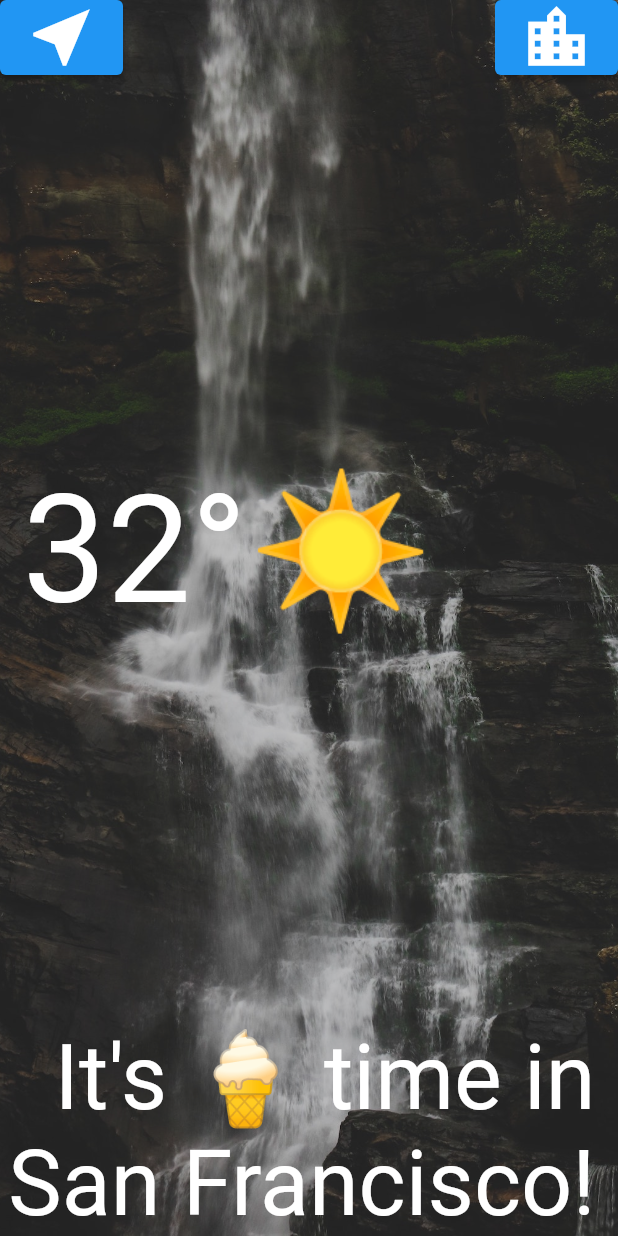
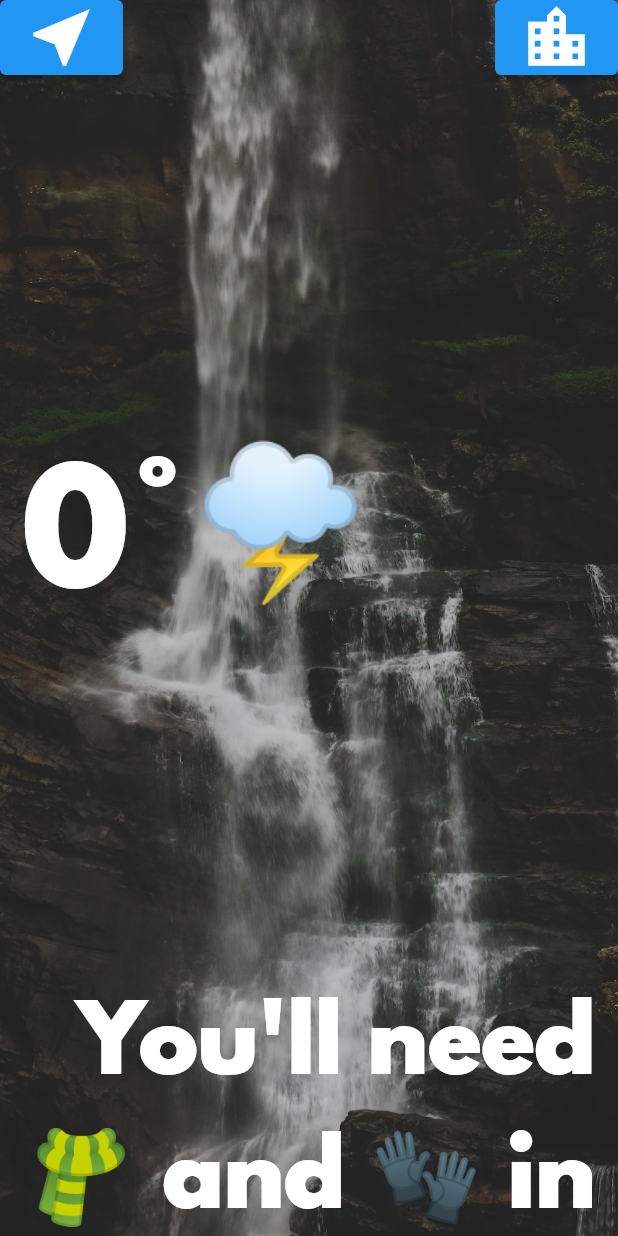
Before and after one commit to WkVr/clima, a Flutter app: the LocationScreen screen opened directly, after a tap on the "near me" icon, on a phone screen of 412 x 824 dp. Run offline on Flutter 3.47's test engine with Material 2 defaults, Android fonts, the phone set to English and light mode, and no system bars; our stand-ins replace flutter_spinkit, geolocator; network calls fail.

Commit message:
Add weather functionality.

```diff
--- a/lib/screens/location_screen.dart
+++ b/lib/screens/location_screen.dart
@@ -1,12 +1,42 @@
+import 'package:clima/screens/city_screen.dart';
+import 'package:clima/services/weather.dart';
 import 'package:clima/utilities/constants.dart';
 import 'package:flutter/material.dart';
 
 class LocationScreen extends StatefulWidget {
+  LocationScreen({this.locationWeather});
+  final locationWeather;
+
   @override
   _LocationScreenState createState() => _LocationScreenState();
 }
 
 class _LocationScreenState extends State<LocationScreen> {
+  int temp;
+  int condition;
+  String name;
+  WeatherModel weatherModel = WeatherModel();
+
+  @override
+  void initState() {
+    super.initState();
+    updateUi(widget.locationWeather);
+  }
+
+  void updateUi(weatherData) {
+    setState(() {
+      if (weatherData == null) {
+        temp = 0;
+        condition = 0;
+        name = '';
+        return;
+      }
+      temp = weatherData['main']['temp'].toInt();
+      condition = weatherData['weather'][0]['id'];
+      name = weatherData['name'];
+    });
+  }
+
   @override
   Widget build(BuildContext context) {
     return Scaffold(
@@ -29,14 +59,30 @@ class _LocationScreenState extends State<LocationScreen> {
                 mainAxisAlignment: MainAxisAlignment.spaceBetween,
                 children: <Widget>[
                   ElevatedButton(
-                    onPressed: () {},
+                    onPressed: () async {
+                      var data = await weatherModel.getLocationWeather();
+                      updateUi(data);
+                    },
                     child: Icon(
                       Icons.near_me,
                       size: 50.0,
                     ),
                   ),
                   ElevatedButton(
-                    onPressed: () {},
+                    onPressed: () async {
+                      var typedCity = await Navigator.push(
+                        context,
+                        MaterialPageRoute(
+                          builder: (context) {
+                            return CityScreen();
+                          },
+                        ),
+                      );
+                      if (typedCity != null) {
+                        var data = await weatherModel.getCityWeather(typedCity);
+                        updateUi(data);
+                      }
+                    },
                     child: Icon(
                       Icons.location_city,
                       size: 50.0,
@@ -49,11 +95,11 @@ class _LocationScreenState extends State<LocationScreen> {
                 child: Row(
                   children: <Widget>[
                     Text(
-                      '32°',
+                      '$temp°',
                       style: kTempTextStyle,
                     ),
                     Text(
-                      '☀️',
+                      weatherModel.getWeatherIcon(condition),
                       style: kConditionTextStyle,
                     ),
                   ],
@@ -62,7 +108,7 @@ class _LocationScreenState extends State<LocationScreen> {
               Padding(
                 padding: EdgeInsets.only(right: 15.0),
                 child: Text(
-                  "It's 🍦 time in San Francisco!",
+                  '${weatherModel.getMessage(temp)} in $name',
                   textAlign: TextAlign.right,
                   style: kMessageTextStyle,
                 ),
--- a/lib/services/location.dart
+++ b/lib/services/location.dart
@@ -0,0 +1,19 @@
+import 'package:geolocator/geolocator.dart';
+
+class Location {
+  Location();
+
+  double longitude;
+  double latitude;
+
+  Future<void> getCurrentLocation() async {
+    try {
+      Position position = await Geolocator.getCurrentPosition(
+          desiredAccuracy: LocationAccuracy.low);
+      longitude = position.longitude;
+      latitude = position.latitude;
+    } catch (e) {
+      print(e);
+    }
+  }
+}
--- a/lib/services/networking.dart
+++ b/lib/services/networking.dart
@@ -0,0 +1,14 @@
+import 'dart:convert';
+
+import 'package:http/http.dart';
+
+class NetworkHelper {
+  NetworkHelper({this.url});
+
+  final Uri url;
+
+  Future<dynamic> getData() async {
+    Response res = await get(url);
+    return jsonDecode(res.body);
+  }
+}
--- a/lib/services/weather.dart
+++ b/lib/services/weather.dart
@@ -1,4 +1,41 @@
+import 'package:clima/services/location.dart';
+import 'package:clima/services/networking.dart';
+
 class WeatherModel {
+  Future<dynamic> getLocationWeather() async {
+    Location location = Location();
+    await location.getCurrentLocation();
+
+    Uri url = Uri(
+        scheme: 'https',
+        host: 'api.openweathermap.org',
+        path: 'data/2.5/weather',
+        queryParameters: {
+          'lat': location.latitude.toString(),
+          'lon': location.longitude.toString(),
+          'appId': '####',
+          'units': 'metric',
+        });
+    NetworkHelper networkHelper = NetworkHelper(url: url);
+    var data = await networkHelper.getData();
+    return data;
+  }
+
+  Future<dynamic> getCityWeather(city) async {
+    Uri url = Uri(
+        scheme: 'https',
+        host: 'api.openweathermap.org',
+        path: 'data/2.5/weather',
+        queryParameters: {
+          'q': city,
+          'appId': '####',
+          'units': 'metric',
+        });
+    NetworkHelper networkHelper = NetworkHelper(url: url);
+    var data = await networkHelper.getData();
+    return data;
+  }
+
   String getWeatherIcon(int condition) {
     if (condition < 300) {
       return '🌩';
--- a/pubspec.yaml
+++ b/pubspec.yaml
@@ -12,6 +12,8 @@ dependencies:
 
   cupertino_icons: ^0.1.2
   geolocator: ^9.0.2
+  http: ^0.13.6
+  flutter_spinkit: ^5.2.0
 
 dev_dependencies:
   flutter_test:
```
Also changed, not shown: lib/screens/city_screen.dart (+16 -2 lines), lib/screens/loading_screen.dart (+25 -5 lines), lib/utilities/constants.dart (+17 -0 lines), fonts/SpartanMB-Black.otf (added), pubspec.lock.
